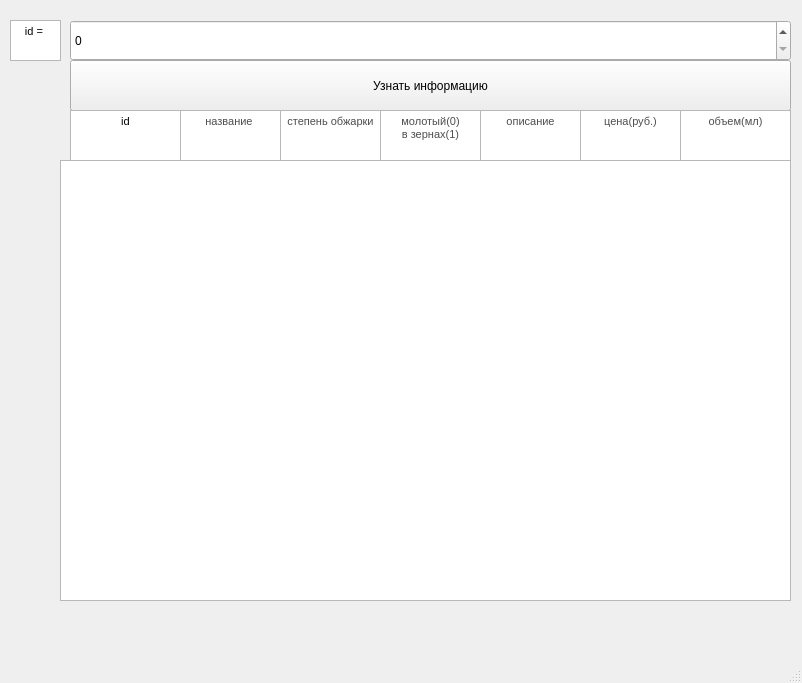
The window that main.ui (YLukashov/coffeeDatabase) describes before a commit, drawn with Qt 5.
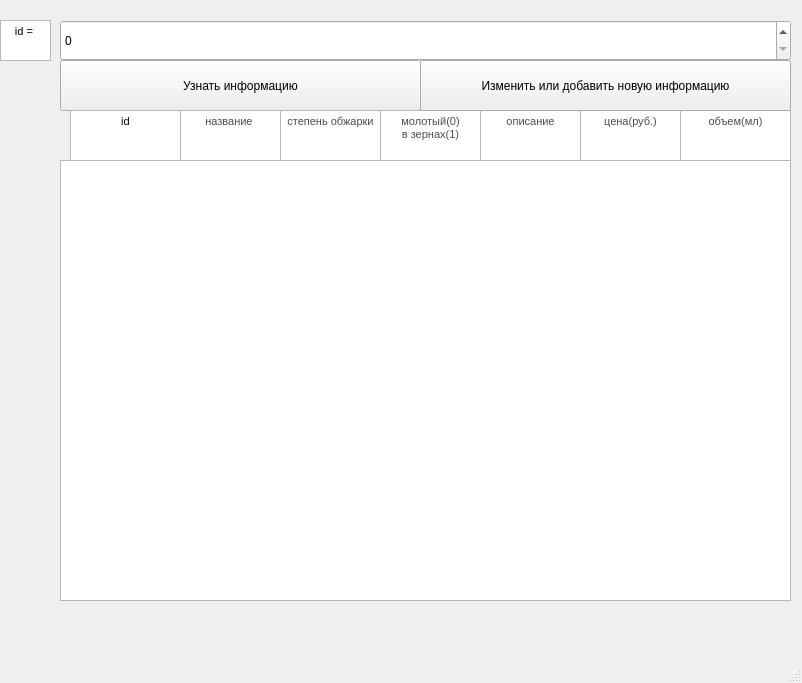
The same window after the commit.

Diff of the .ui file:
```diff
--- a/main.ui
+++ b/main.ui
@@ -17,9 +17,9 @@
    <widget class="QSpinBox" name="spinBox">
     <property name="geometry">
      <rect>
-      <x>70</x>
+      <x>60</x>
       <y>20</y>
-      <width>721</width>
+      <width>731</width>
       <height>41</height>
      </rect>
     </property>
@@ -37,9 +37,9 @@
    <widget class="QPushButton" name="pushButton">
     <property name="geometry">
      <rect>
-      <x>70</x>
+      <x>60</x>
       <y>60</y>
-      <width>721</width>
+      <width>361</width>
       <height>51</height>
      </rect>
     </property>
@@ -50,7 +50,7 @@
    <widget class="QTextEdit" name="textEdit">
     <property name="geometry">
      <rect>
-      <x>10</x>
+      <x>0</x>
       <y>20</y>
       <width>51</width>
       <height>41</height>
@@ -184,6 +184,19 @@
 &lt;p align=&quot;center&quot; style=&quot; margin-top:0px; margin-bottom:0px; margin-left:0px; margin-right:0px; -qt-block-indent:0; text-indent:0px;&quot;&gt;&lt;span style=&quot; font-family:'YS Text,system-ui,-apple-system,Segoe UI,Roboto,Ubuntu,Cantarell,Noto Sans,sans-serif'; font-size:8pt; color:#4d4d4d;&quot;&gt;объем(мл)&lt;/span&gt;&lt;/p&gt;&lt;/body&gt;&lt;/html&gt;</string>
     </property>
    </widget>
+   <widget class="QPushButton" name="pushButton_2">
+    <property name="geometry">
+     <rect>
+      <x>420</x>
+      <y>60</y>
+      <width>371</width>
+      <height>51</height>
+     </rect>
+    </property>
+    <property name="text">
+     <string>Изменить или добавить новую информацию</string>
+    </property>
+   </widget>
   </widget>
   <widget class="QMenuBar" name="menubar">
    <property name="geometry">
```
